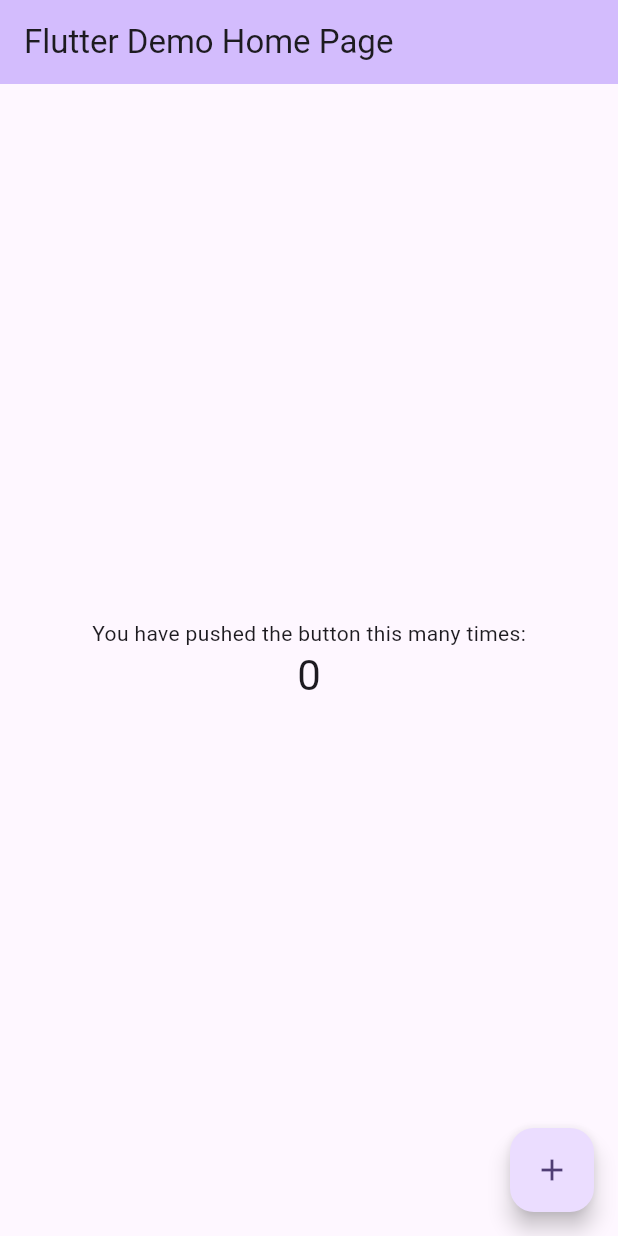
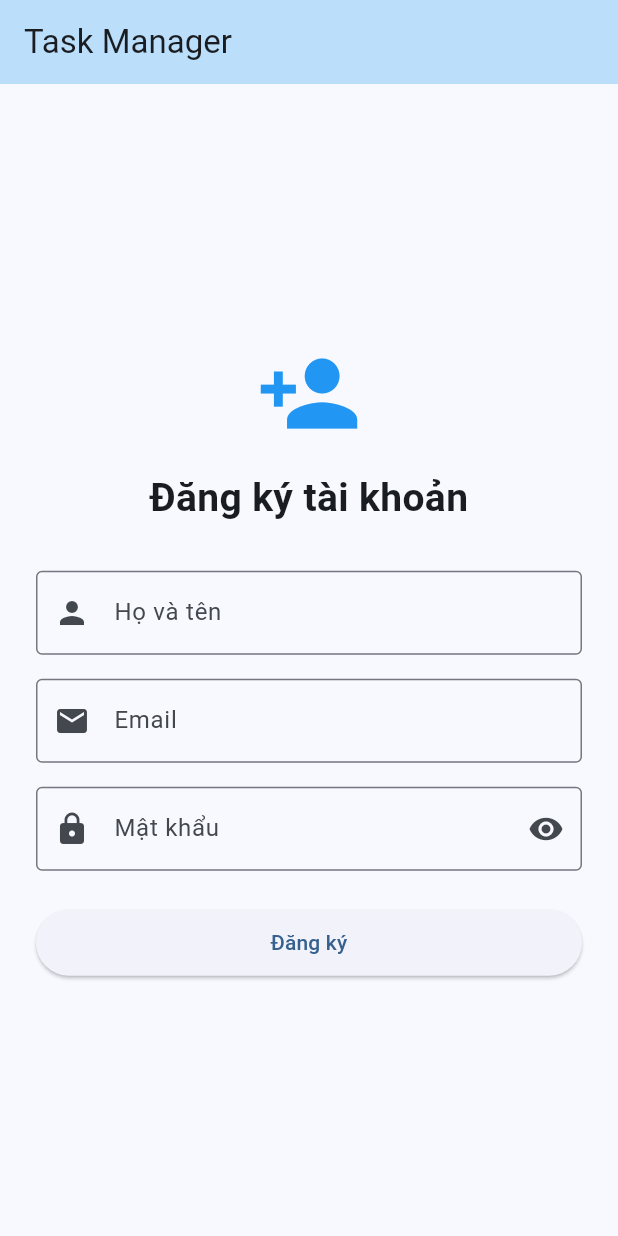
Before and after one commit to NguyenMinhHuy206/KHMT_NguyenMinhHuy_casestudy2, a Flutter app: the screen it shows after launch, on a phone screen of 412 x 824 dp. Run offline on Flutter 3.47's test engine with Material 3 defaults, Android fonts, the phone set to English and light mode, and no system bars.

Commit message:
Hoan thanh chuc nang dang ky tai khoan

```diff
--- a/TaskManager/lib/main.dart
+++ b/TaskManager/lib/main.dart
@@ -1,121 +1,219 @@
+
+import 'dart:convert';
+import 'package:flutter/foundation.dart';
 import 'package:flutter/material.dart';
+import 'package:http/http.dart' as http;
 
 void main() {
-  runApp(const MyApp());
+  runApp(const TaskManagerApp());
 }
 
-class MyApp extends StatelessWidget {
-  const MyApp({super.key});
+class TaskManagerApp extends StatelessWidget {
+  const TaskManagerApp({super.key});
 
-  // This widget is the root of your application.
   @override
   Widget build(BuildContext context) {
     return MaterialApp(
-      title: 'Flutter Demo',
+      debugShowCheckedModeBanner: false,
+      title: 'Task Manager',
       theme: ThemeData(
-        // This is the theme of your application.
-        //
-        // TRY THIS: Try running your application with "flutter run". You'll see
-        // the application has a purple toolbar. Then, without quitting the app,
-        // try changing the seedColor in the colorScheme below to Colors.green
-        // and then invoke "hot reload" (save your changes or press the "hot
-        // reload" button in a Flutter-supported IDE, or press "r" if you used
-        // the command line to start the app).
-        //
-        // Notice that the counter didn't reset back to zero; the application
-        // state is not lost during the reload. To reset the state, use hot
-        // restart instead.
-        //
-        // This works for code too, not just values: Most code changes can be
-        // tested with just a hot reload.
-        colorScheme: .fromSeed(seedColor: Colors.deepPurple),
+        colorSchemeSeed: Colors.blue,
+        useMaterial3: true,
       ),
-      home: const MyHomePage(title: 'Flutter Demo Home Page'),
+      home: const RegisterPage(),
     );
   }
 }
 
-class MyHomePage extends StatefulWidget {
-  const MyHomePage({super.key, required this.title});
-
-  // This widget is the home page of your application. It is stateful, meaning
-  // that it has a State object (defined below) that contains fields that affect
-  // how it looks.
-
-  // This class is the configuration for the state. It holds the values (in this
-  // case the title) provided by the parent (in this case the App widget) and
-  // used by the build method of the State. Fields in a Widget subclass are
-  // always marked "final".
-
-  final String title;
+class RegisterPage extends StatefulWidget {
+  const RegisterPage({super.key});
 
   @override
-  State<MyHomePage> createState() => _MyHomePageState();
+  State<RegisterPage> createState() => _RegisterPageState();
 }
 
-class _MyHomePageState extends State<MyHomePage> {
-  int _counter = 0;
+class _RegisterPageState extends State<RegisterPage> {
+  final formKey = GlobalKey<FormState>();
+  final nameController = TextEditingController();
+  final emailController = TextEditingController();
+  final passwordController = TextEditingController();
 
-  void _incrementCounter() {
-    setState(() {
-      // This call to setState tells the Flutter framework that something has
-      // changed in this State, which causes it to rerun the build method below
-      // so that the display can reflect the updated values. If we changed
-      // _counter without calling setState(), then the build method would not be
-      // called again, and so nothing would appear to happen.
-      _counter++;
-    });
+  bool loading = false;
+  bool hidePassword = true;
+
+  String get apiUrl {
+    if (kIsWeb) {
+      return 'http://localhost:3000';
+    }
+    if (defaultTargetPlatform == TargetPlatform.android) {
+      return 'http://10.0.2.2:3000';
+    }
+    return 'http://localhost:3000';
+  }
+
+  Future<void> register() async {
+    if (!formKey.currentState!.validate()) return;
+
+    setState(() => loading = true);
+
+    try {
+      final response = await http.post(
+        Uri.parse('$apiUrl/api/register'),
+        headers: {'Content-Type': 'application/json'},
+        body: jsonEncode({
+          'name': nameController.text.trim(),
+          'email': emailController.text.trim(),
+          'password': passwordController.text,
+        }),
+      ).timeout(const Duration(seconds: 10));
+
+      final data = jsonDecode(response.body);
+
+      if (!mounted) return;
+
+      ScaffoldMessenger.of(context).showSnackBar(
+        SnackBar(
+          content: Text(data['message'] ?? 'Lỗi không xác định'),
+          backgroundColor:
+          response.statusCode == 201 ? Colors.green : Colors.red,
+        ),
+      );
+
+      if (response.statusCode == 201) {
+        nameController.clear();
+        emailController.clear();
+        passwordController.clear();
+      }
+    } catch (e) {
+      if (!mounted) return;
+
+      ScaffoldMessenger.of(context).showSnackBar(
+        const SnackBar(
+          content: Text('Không kết nối được Backend'),
+        ),
+      );
+    } finally {
+      if (mounted) {
+        setState(() => loading = false);
+      }
+    }
+  }
+
+  @override
+  void dispose() {
+    nameController.dispose();
+    emailController.dispose();
+    passwordController.dispose();
+    super.dispose();
   }
 
   @override
   Widget build(BuildContext context) {
-    // This method is rerun every time setState is called, for instance as done
-    // by the _incrementCounter method above.
-    //
-    // The Flutter framework has been optimized to make rerunning build methods
-    // fast, so that you can just rebuild anything that needs updating rather
-    // than having to individually change instances of widgets.
     return Scaffold(
       appBar: AppBar(
-        // TRY THIS: Try changing the color here to a specific color (to
-        // Colors.amber, perhaps?) and trigger a hot reload to see the AppBar
-        // change color while the other colors stay the same.
-        backgroundColor: Theme.of(context).colorScheme.inversePrimary,
-        // Here we take the value from the MyHomePage object that was created by
-        // the App.build method, and use it to set our appbar title.
-        title: Text(widget.title),
+        title: const Text('Task Manager'),
+        backgroundColor: Colors.blue.shade100,
       ),
       body: Center(
-        // Center is a layout widget. It takes a single child and positions it
-        // in the middle of the parent.
-        child: Column(
-          // Column is also a layout widget. It takes a list of children and
-          // arranges them vertically. By default, it sizes itself to fit its
-          // children horizontally, and tries to be as tall as its parent.
-          //
-          // Column has various properties to control how it sizes itself and
-          // how it positions its children. Here we use mainAxisAlignment to
-          // center the children vertically; the main axis here is the vertical
-          // axis because Columns are vertical (the cross axis would be
-          // horizontal).
-          //
-          // TRY THIS: Invoke "debug painting" (choose the "Toggle Debug Paint"
-          // action in the IDE, or press "p" in the console), to see the
-          // wireframe for each widget.
-          mainAxisAlignment: .center,
-          children: [
-            const Text('You have pushed the button this many times:'),
-            Text(
-              '$_counter',
-              style: Theme.of(context).textTheme.headlineMedium,
+        child: SingleChildScrollView(
+          padding: const EdgeInsets.all(24),
+          child: ConstrainedBox(
+            constraints: const BoxConstraints(maxWidth: 400),
+            child: Form(
+              key: formKey,
+              child: Column(
+                crossAxisAlignment: CrossAxisAlignment.stretch,
+                children: [
+                  const Icon(
+                    Icons.person_add,
+                    size: 70,
+                    color: Colors.blue,
+                  ),
+                  const SizedBox(height: 16),
+                  const Text(
+                    'Đăng ký tài khoản',
+                    textAlign: TextAlign.center,
+                    style: TextStyle(
+                      fontSize: 26,
+                      fontWeight: FontWeight.bold,
+                    ),
+                  ),
+                  const SizedBox(height: 30),
+                  TextFormField(
+                    controller: nameController,
+                    decoration: const InputDecoration(
+                      labelText: 'Họ và tên',
+                      prefixIcon: Icon(Icons.person),
+                      border: OutlineInputBorder(),
+                    ),
+                    validator: (value) {
+                      if (value == null || value.trim().isEmpty) {
+                        return 'Vui lòng nhập họ tên';
+                      }
+                      return null;
+                    },
+                  ),
+                  const SizedBox(height: 16),
+                  TextFormField(
+                    controller: emailController,
+                    keyboardType: TextInputType.emailAddress,
+                    decoration: const InputDecoration(
+                      labelText: 'Email',
+                      prefixIcon: Icon(Icons.email),
+                      border: OutlineInputBorder(),
+                    ),
+                    validator: (value) {
+                      if (value == null ||
+                          !RegExp(r'^[^\s@]+@[^\s@]+\.[^\s@]+$')
+                              .hasMatch(value.trim())) {
+                        return 'Email không hợp lệ';
+                      }
+                      return null;
+                    },
+                  ),
+                  const SizedBox(height: 16),
+                  TextFormField(
+                    controller: passwordController,
+                    obscureText: hidePassword,
+                    decoration: InputDecoration(
+                      labelText: 'Mật khẩu',
+                      prefixIcon: const Icon(Icons.lock),
+                      border: const OutlineInputBorder(),
+                      suffixIcon: IconButton(
+                        icon: Icon(
+                          hidePassword
+                              ? Icons.visibility
+                              : Icons.visibility_off,
+                        ),
+                        onPressed: () {
+                          setState(() {
+                            hidePassword = !hidePassword;
+                          });
+                        },
+                      ),
+                    ),
+                    validator: (value) {
+                      if (value == null || value.length < 8) {
+                        return 'Mật khẩu phải có ít nhất 8 ký tự';
+                      }
+                      return null;
+                    },
+                  ),
+                  const SizedBox(height: 24),
+                  ElevatedButton(
+                    onPressed: loading ? null : register,
+                    child: Padding(
+                      padding: const EdgeInsets.all(12),
+                      child: loading
+                          ? const CircularProgressIndicator()
+                          : const Text('Đăng ký'),
+                    ),
+                  ),
+                ],
+              ),
             ),
-          ],
+          ),
         ),
-      ),
-      floatingActionButton: FloatingActionButton(
-        onPressed: _incrementCounter,
-        tooltip: 'Increment',
-        child: const Icon(Icons.add),
       ),
     );
   }
--- a/TaskManager/pubspec.yaml
+++ b/TaskManager/pubspec.yaml
@@ -34,6 +34,7 @@ dependencies:
   # The following adds the Cupertino Icons font to your application.
   # Use with the CupertinoIcons class for iOS style icons.
   cupertino_icons: ^1.0.8
+  http: ^1.6.0
 
 dev_dependencies:
   flutter_test:
```
Also changed, not shown: TaskManager/pubspec.lock, 3 other files.
